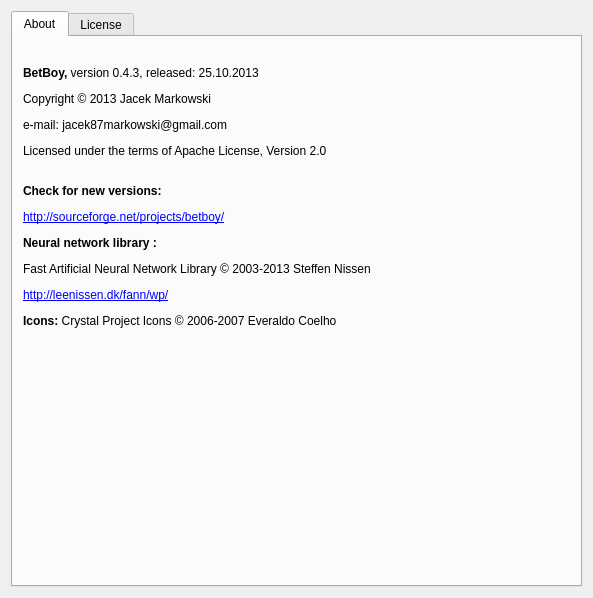
jacek-markowski/BetBoy, file data/ui/about.ui: the form before one commit.
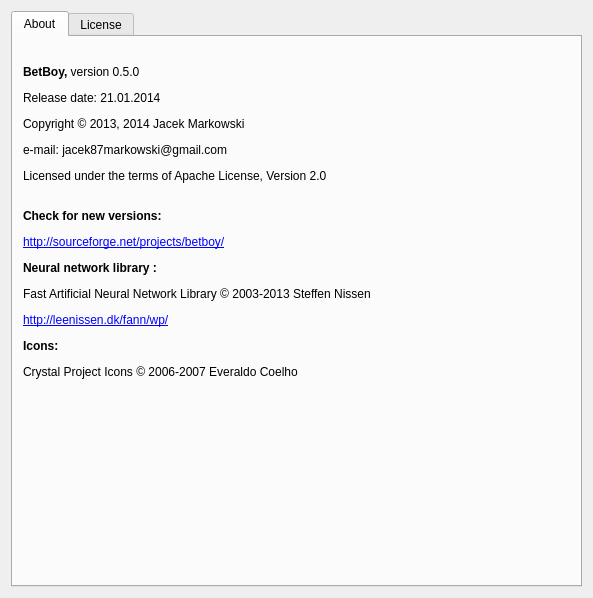
The form after the commit.

```diff
--- a/data/ui/about.ui
+++ b/data/ui/about.ui
@@ -35,11 +35,11 @@
          <x>10</x>
          <y>0</y>
          <width>553</width>
-         <height>321</height>
+         <height>371</height>
         </rect>
        </property>
        <property name="text">
-        <string>&lt;html&gt;&lt;head/&gt;&lt;body&gt;&lt;p&gt;&lt;span style=&quot; font-weight:600;&quot;&gt;BetBoy, &lt;/span&gt;version 0.4.3, released: 25.10.2013&lt;/p&gt;&lt;p&gt;Copyright © 2013 Jacek Markowski&lt;/p&gt;&lt;p&gt;e-mail: jacek87markowski@gmail.com&lt;/p&gt;&lt;p&gt;Licensed under the terms of Apache License, Version 2.0&lt;/p&gt;&lt;p&gt;&lt;br/&gt;&lt;span style=&quot; font-weight:600;&quot;&gt;Check for new versions:&lt;/span&gt;&lt;/p&gt;&lt;p&gt;&lt;a href=&quot;http://sourceforge.net/projects/betboy/&quot;&gt;&lt;span style=&quot; text-decoration: underline; color:#0000ff;&quot;&gt;http://sourceforge.net/projects/betboy/&lt;/span&gt;&lt;/a&gt;&lt;/p&gt;&lt;p&gt;&lt;span style=&quot; font-weight:600;&quot;&gt;Neural network library :&lt;/span&gt;&lt;/p&gt;&lt;p&gt;Fast Artificial Neural Network Library © 2003-2013 Steffen Nissen&lt;/p&gt;&lt;p&gt;&lt;a href=&quot;http://leenissen.dk/fann/wp/&quot;&gt;&lt;span style=&quot; text-decoration: underline; color:#0000ff;&quot;&gt;http://leenissen.dk/fann/wp/&lt;/span&gt;&lt;/a&gt;&lt;/p&gt;&lt;p&gt;&lt;span style=&quot; font-weight:600;&quot;&gt;Icons: &lt;/span&gt;Crystal Project Icons © 2006-2007 Everaldo Coelho &lt;/p&gt;&lt;/body&gt;&lt;/html&gt;</string>
+        <string>&lt;html&gt;&lt;head/&gt;&lt;body&gt;&lt;p&gt;&lt;span style=&quot; font-weight:600;&quot;&gt;BetBoy, &lt;/span&gt;version 0.5.0&lt;/p&gt;&lt;p&gt;Release date: 21.01.2014&lt;/p&gt;&lt;p&gt;Copyright © 2013, 2014 Jacek Markowski&lt;/p&gt;&lt;p&gt;e-mail: jacek87markowski@gmail.com&lt;/p&gt;&lt;p&gt;Licensed under the terms of Apache License, Version 2.0&lt;/p&gt;&lt;p&gt;&lt;br/&gt;&lt;span style=&quot; font-weight:600;&quot;&gt;Check for new versions:&lt;/span&gt;&lt;/p&gt;&lt;p&gt;&lt;a href=&quot;http://sourceforge.net/projects/betboy/&quot;&gt;&lt;span style=&quot; text-decoration: underline; color:#0000ff;&quot;&gt;http://sourceforge.net/projects/betboy/&lt;/span&gt;&lt;/a&gt;&lt;/p&gt;&lt;p&gt;&lt;span style=&quot; font-weight:600;&quot;&gt;Neural network library :&lt;/span&gt;&lt;/p&gt;&lt;p&gt;Fast Artificial Neural Network Library © 2003-2013 Steffen Nissen&lt;/p&gt;&lt;p&gt;&lt;a href=&quot;http://leenissen.dk/fann/wp/&quot;&gt;&lt;span style=&quot; text-decoration: underline; color:#0000ff;&quot;&gt;http://leenissen.dk/fann/wp/&lt;/span&gt;&lt;/a&gt;&lt;/p&gt;&lt;p&gt;&lt;span style=&quot; font-weight:600;&quot;&gt;Icons: &lt;/span&gt;&lt;/p&gt;&lt;p&gt;Crystal Project Icons © 2006-2007 Everaldo Coelho &lt;/p&gt;&lt;/body&gt;&lt;/html&gt;</string>
        </property>
        <property name="openExternalLinks">
         <bool>true</bool>
```
